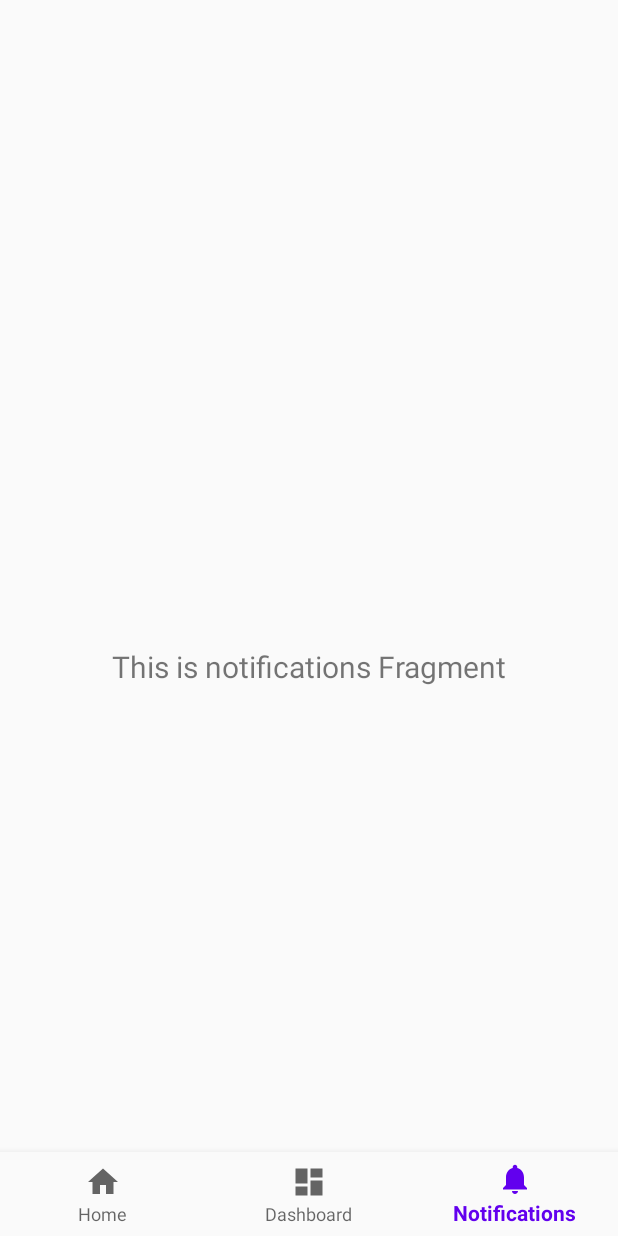
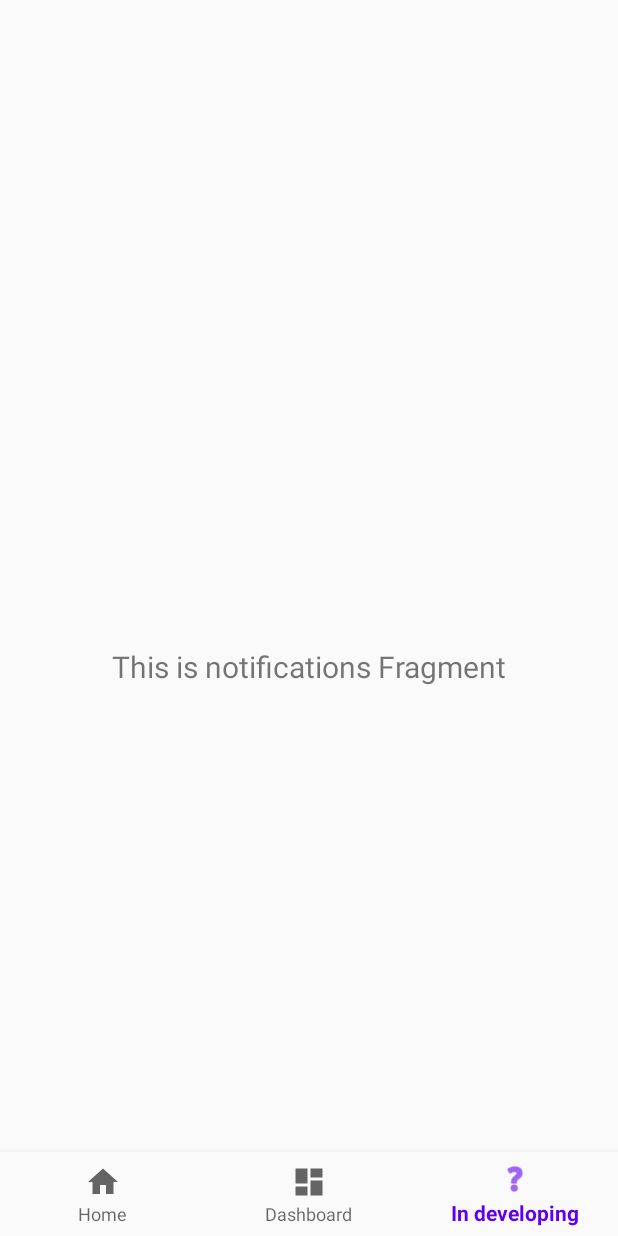
Before and after one commit to DivisionCom/recycling-application, an Android app: the MenuActivity screen opened directly, with no data from a screen before it, item 3 of the bottom bar chosen, on a phone screen of 412 x 824 dp. Run offline under Robolectric (Android 15) with nearby library versions, the phone set to English and light mode, and no system bars; our stand-ins replace navigation-ui.

Commit message:
some developing

```diff
--- a/app/src/main/res/menu/bottom_nav_menu.xml
+++ b/app/src/main/res/menu/bottom_nav_menu.xml
@@ -13,7 +13,7 @@
 
     <item
         android:id="@+id/navigation_notifications"
-        android:icon="@drawable/ic_notifications_black_24dp"
+        android:icon="@android:drawable/ic_menu_help"
         android:title="@string/title_notifications"/>
 
 </menu>
--- a/app/src/main/res/values/strings.xml
+++ b/app/src/main/res/values/strings.xml
@@ -3,5 +3,5 @@
     <string name="title_activity_menu">MenuActivity</string>
     <string name="title_home">Home</string>
     <string name="title_dashboard">Dashboard</string>
-    <string name="title_notifications">Notifications</string>
+    <string name="title_notifications">In developing</string>
 </resources>
```
